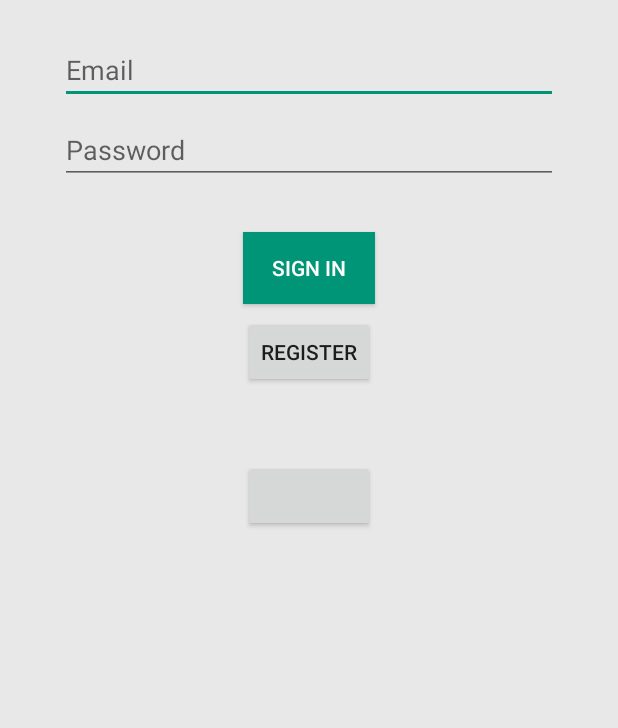
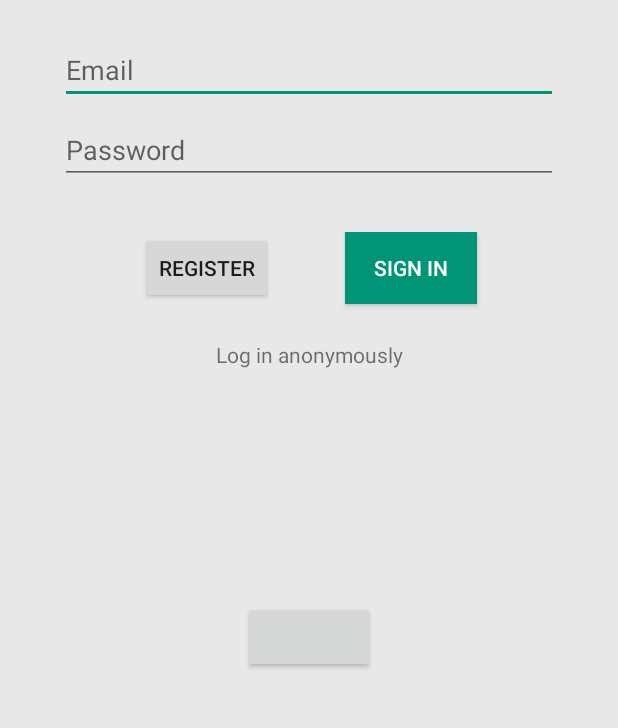
Before and after one commit to condeL/WeMath, an Android app: the screen it shows after launch (LoginActivity), on a phone screen of 412 x 824 dp, the part 308-1036 px from its top. Run offline under Robolectric (Android 15) with nearby library versions, the phone set to English and light mode, and no system bars; our stand-ins replace Firebase (no records; nobody signed in at launch, a user with empty details on screens opened directly); libraries missing offline, so code that uses them is left out: com.facebook, com.facebook.login; plain views replace LoginButton; 6 statements that could not run were skipped.

Commit message:
Guest Login & Logout

```diff
--- a/app/src/main/res/layout/activity_login.xml
+++ b/app/src/main/res/layout/activity_login.xml
@@ -43,21 +43,17 @@
         app:layout_constraintStart_toStartOf="parent"
         app:layout_constraintTop_toBottomOf="@+id/login_activity_email" />
 
-    <Button
-        android:id="@+id/login_activity_signin_button"
+    <LinearLayout
+        android:id="@+id/login_activity_buttons_container"
         android:layout_width="wrap_content"
         android:layout_height="wrap_content"
-        android:layout_gravity="start"
-        android:layout_marginStart="48dp"
+        android:layout_marginStart="16dp"
         android:layout_marginTop="32dp"
-        android:layout_marginEnd="48dp"
-        android:background="@color/colorAccent"
-        android:enabled="true"
-        android:text="Sign in"
-        android:textColor="#FFFFFF"
+        android:layout_marginEnd="16dp"
+        android:orientation="horizontal"
         app:layout_constraintEnd_toEndOf="parent"
         app:layout_constraintStart_toStartOf="parent"
-        app:layout_constraintTop_toBottomOf="@+id/login_activity_password" />
+        app:layout_constraintTop_toBottomOf="@id/login_activity_password">
 
         <Button
             android:id="@+id/login_activity_register_button"
@@ -66,12 +62,23 @@
             android:layout_gravity="start"
             android:layout_marginStart="48dp"
             android:layout_marginTop="8dp"
+            android:layout_marginEnd="24dp"
+            android:enabled="true"
+            android:text="Register" />
+
+        <Button
+            android:id="@+id/login_activity_signin_button"
+            android:layout_width="wrap_content"
+            android:layout_height="wrap_content"
+            android:layout_gravity="start"
+            android:layout_marginStart="24dp"
+            android:layout_marginTop="8dp"
             android:layout_marginEnd="48dp"
+            android:background="@color/colorAccent"
             android:enabled="true"
-        android:text="Register"
-        app:layout_constraintEnd_toEndOf="parent"
-        app:layout_constraintStart_toStartOf="parent"
-        app:layout_constraintTop_toBottomOf="@id/login_activity_signin_button" />
+            android:text="Sign in"
+            android:textColor="#FFFFFF" />
+    </LinearLayout>
 
     <Button
         android:id="@+id/login_activity_signout_button"
@@ -94,14 +101,13 @@
         android:layout_height="wrap_content"
         android:layout_gravity="center_horizontal"
         android:layout_marginStart="32dp"
-        android:layout_marginTop="48dp"
+        android:layout_marginTop="128dp"
         android:layout_marginEnd="32dp"
-        android:layout_marginBottom="249dp"
+        android:layout_marginBottom="128dp"
         app:layout_constraintBottom_toBottomOf="parent"
         app:layout_constraintEnd_toEndOf="parent"
         app:layout_constraintStart_toStartOf="parent"
-        app:layout_constraintTop_toBottomOf="@+id/login_activity_register_button"
-        app:layout_constraintVertical_bias="0.110000014" />
+        app:layout_constraintTop_toBottomOf="@id/login_activity_anonymous" />
 
     <ImageView
         android:id="@+id/login_logo"
@@ -115,4 +121,16 @@
         app:layout_constraintTop_toTopOf="parent"
         app:srcCompat="@drawable/wemath_logo" />
 
+    <TextView
+        android:id="@+id/login_activity_anonymous"
+        android:layout_width="wrap_content"
+        android:layout_height="wrap_content"
+        android:layout_marginStart="32dp"
+        android:layout_marginTop="16dp"
+        android:layout_marginEnd="32dp"
+        android:text="Log in anonymously"
+        app:layout_constraintEnd_toEndOf="parent"
+        app:layout_constraintStart_toStartOf="parent"
+        app:layout_constraintTop_toBottomOf="@+id/login_activity_buttons_container" />
+
 </androidx.constraintlayout.widget.ConstraintLayout>
```
Also changed, not shown: app/src/main/java/com/welearn/wemath/LoginActivity.java (+71 -7 lines). Lines whose indentation alone changed are shown as unchanged.
